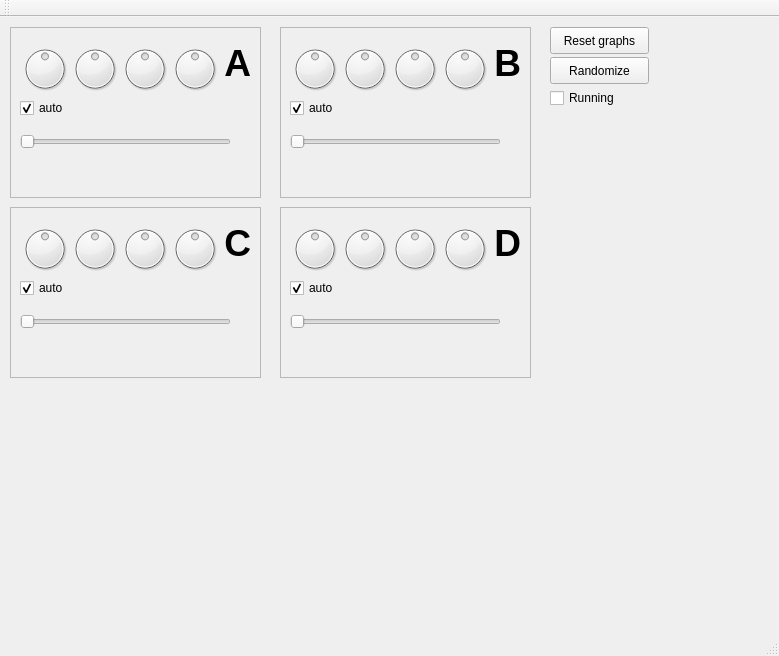
Above: mainwindow.ui from jimfinnis/homeostat before the change. Below: the same form after it.
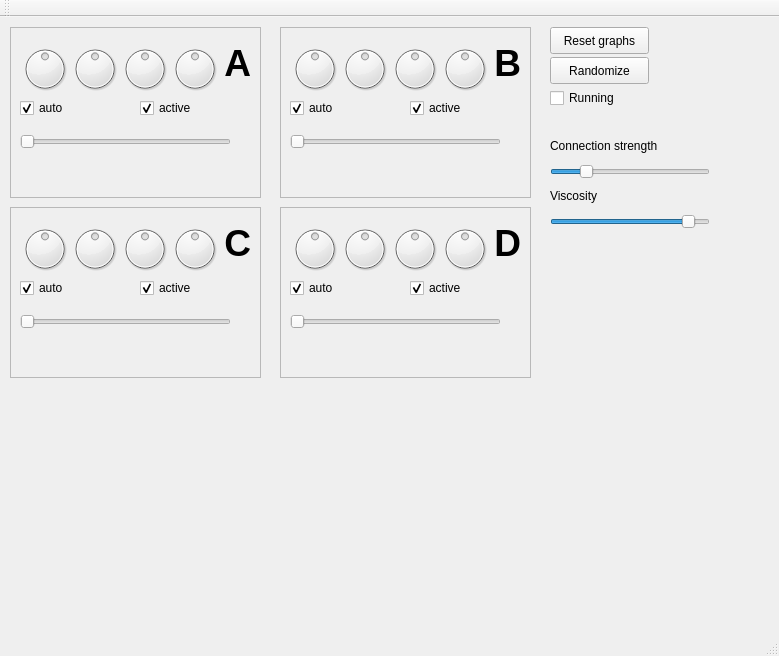
That is the form after the change. Custom widgets are drawn as their Qt base class.

Patch:
```diff
--- a/mainwindow.ui
+++ b/mainwindow.ui
@@ -151,6 +151,22 @@
       <number>100</number>
      </property>
     </widget>
+    <widget class="QCheckBox" name="active1">
+     <property name="geometry">
+      <rect>
+       <x>130</x>
+       <y>70</y>
+       <width>97</width>
+       <height>22</height>
+      </rect>
+     </property>
+     <property name="text">
+      <string>active</string>
+     </property>
+     <property name="checked">
+      <bool>true</bool>
+     </property>
+    </widget>
    </widget>
    <widget class="QFrame" name="frame2">
     <property name="geometry">
@@ -289,6 +305,22 @@
       <number>100</number>
      </property>
     </widget>
+    <widget class="QCheckBox" name="active2">
+     <property name="geometry">
+      <rect>
+       <x>130</x>
+       <y>70</y>
+       <width>97</width>
+       <height>22</height>
+      </rect>
+     </property>
+     <property name="text">
+      <string>active</string>
+     </property>
+     <property name="checked">
+      <bool>true</bool>
+     </property>
+    </widget>
    </widget>
    <widget class="QFrame" name="frame3">
     <property name="geometry">
@@ -427,6 +459,22 @@
       <number>100</number>
      </property>
     </widget>
+    <widget class="QCheckBox" name="active3">
+     <property name="geometry">
+      <rect>
+       <x>130</x>
+       <y>70</y>
+       <width>97</width>
+       <height>22</height>
+      </rect>
+     </property>
+     <property name="text">
+      <string>active</string>
+     </property>
+     <property name="checked">
+      <bool>true</bool>
+     </property>
+    </widget>
    </widget>
    <widget class="QFrame" name="frame4">
     <property name="geometry">
@@ -565,6 +613,22 @@
       <number>100</number>
      </property>
     </widget>
+    <widget class="QCheckBox" name="active4">
+     <property name="geometry">
+      <rect>
+       <x>130</x>
+       <y>70</y>
+       <width>97</width>
+       <height>22</height>
+      </rect>
+     </property>
+     <property name="text">
+      <string>active</string>
+     </property>
+     <property name="checked">
+      <bool>true</bool>
+     </property>
+    </widget>
    </widget>
    <widget class="Plot2D" name="plotAB" native="true">
     <property name="geometry">
@@ -644,6 +708,70 @@
      <string>Running</string>
     </property>
    </widget>
+   <widget class="QSlider" name="connStrength">
+    <property name="geometry">
+     <rect>
+      <x>550</x>
+      <y>140</y>
+      <width>160</width>
+      <height>29</height>
+     </rect>
+    </property>
+    <property name="maximum">
+     <number>500</number>
+    </property>
+    <property name="value">
+     <number>100</number>
+    </property>
+    <property name="orientation">
+     <enum>Qt::Horizontal</enum>
+    </property>
+   </widget>
+   <widget class="QLabel" name="label_2">
+    <property name="geometry">
+     <rect>
+      <x>550</x>
+      <y>120</y>
+      <width>141</width>
+      <height>17</height>
+     </rect>
+    </property>
+    <property name="text">
+     <string>Connection strength</string>
+    </property>
+   </widget>
+   <widget class="QSlider" name="viscosity">
+    <property name="geometry">
+     <rect>
+      <x>550</x>
+      <y>190</y>
+      <width>160</width>
+      <height>29</height>
+     </rect>
+    </property>
+    <property name="maximum">
+     <number>100</number>
+    </property>
+    <property name="value">
+     <number>90</number>
+    </property>
+    <property name="orientation">
+     <enum>Qt::Horizontal</enum>
+    </property>
+   </widget>
+   <widget class="QLabel" name="label_3">
+    <property name="geometry">
+     <rect>
+      <x>550</x>
+      <y>170</y>
+      <width>141</width>
+      <height>17</height>
+     </rect>
+    </property>
+    <property name="text">
+     <string>Viscosity</string>
+    </property>
+   </widget>
   </widget>
   <widget class="QMenuBar" name="menuBar">
    <property name="geometry">
```
